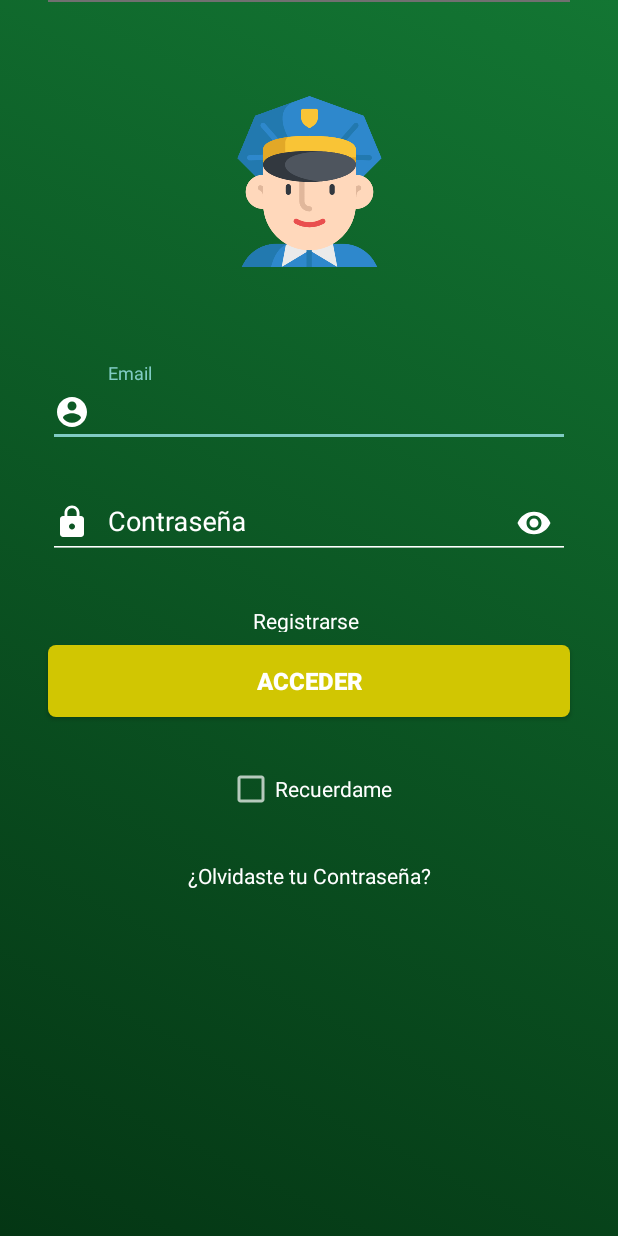
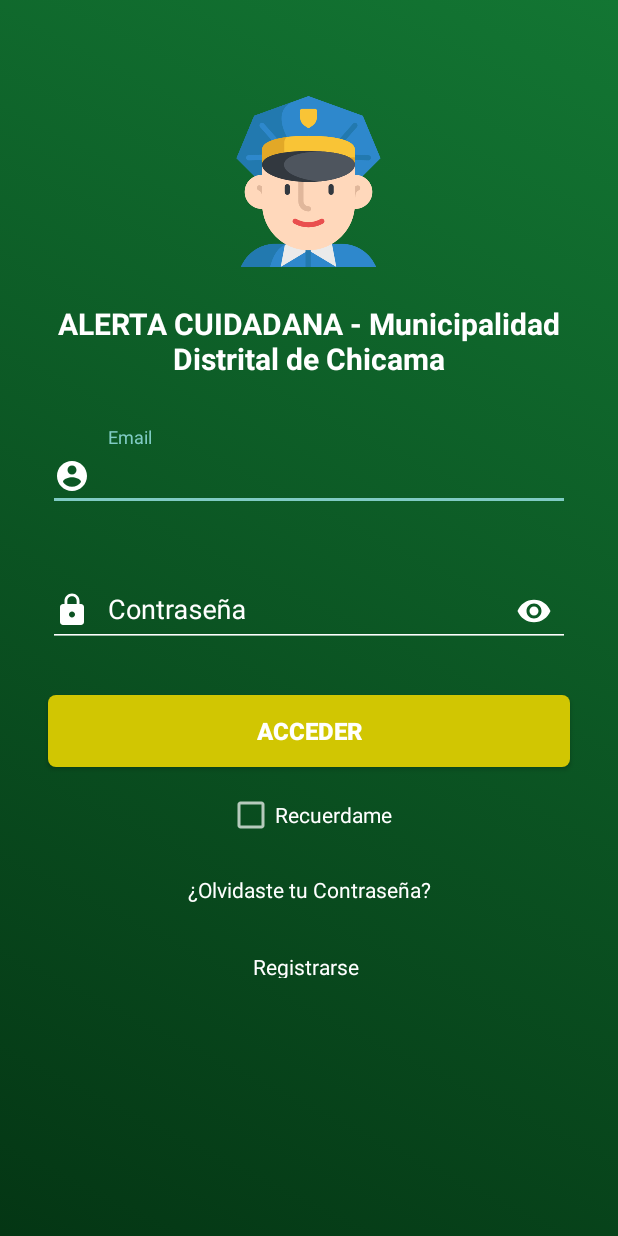
Before and after one commit to rboo/alertaCiudadanaApp, an Android app: the screen it shows after launch (login), on a phone screen of 412 x 824 dp. Run offline under Robolectric (Android 15) with nearby library versions, the phone set to English and light mode, and no system bars; our stand-ins replace Firebase (no records; nobody signed in at launch, a user with empty details on screens opened directly).

Commit message:
fix layout

```diff
--- a/app/build.gradle
+++ b/app/build.gradle
@@ -15,8 +15,7 @@ android {
         minSdk 21
         targetSdk 31
         versionCode 1
-        versionName "1.6"
-
+        versionName "1.8"
         testInstrumentationRunner "androidx.test.runner.AndroidJUnitRunner"
     }
 
--- a/app/src/main/java/com/core/alertaciudadana/views/ui/incidents/IncidentFragment.java
+++ b/app/src/main/java/com/core/alertaciudadana/views/ui/incidents/IncidentFragment.java
@@ -137,7 +137,7 @@ public class IncidentFragment extends Fragment implements View.OnClickListener {
                 if (!mloLocationManager.isProviderEnabled(LocationManager.GPS_PROVIDER)) {
                     displayPromptForEnablingGPS(getActivity());
                 } else {
-                    createNotification("Sospechoso");
+                    createNotification("Accidente de Tránsito");
                 }
                 break;
             case R.id.violencia:
--- a/app/src/main/res/layout/ly_login.xml
+++ b/app/src/main/res/layout/ly_login.xml
@@ -6,6 +6,7 @@
     android:layout_height="match_parent"
     android:background="@drawable/gradient_background">
 
+
     <ImageView
         android:id="@+id/imageView5"
         android:layout_width="386dp"
@@ -13,26 +14,24 @@
         android:layout_marginTop="64dp"
         android:contentDescription="@string/app_name"
         app:layout_constraintEnd_toEndOf="parent"
+        app:layout_constraintHorizontal_bias="0.48"
         app:layout_constraintStart_toStartOf="parent"
         app:layout_constraintTop_toTopOf="parent"
         app:srcCompat="@drawable/oficial" />
-
 
     <com.google.android.material.textfield.TextInputLayout
         android:id="@+id/input_usuario"
         android:layout_width="0dp"
         android:layout_height="wrap_content"
         android:layout_marginStart="32dp"
-        android:layout_marginLeft="32dp"
-        android:layout_marginTop="64dp"
+        android:layout_marginTop="32dp"
         android:layout_marginEnd="32dp"
-        android:layout_marginRight="32dp"
         android:textColor="@android:color/white"
         android:textColorHint="@android:color/white"
         app:boxBackgroundColor="@android:color/white"
         app:layout_constraintEnd_toEndOf="parent"
         app:layout_constraintStart_toStartOf="parent"
-        app:layout_constraintTop_toBottomOf="@+id/imageView5">
+        app:layout_constraintTop_toBottomOf="@+id/textView3">
 
         <androidx.appcompat.widget.AppCompatEditText
             android:id="@+id/et_usuario"
@@ -53,10 +52,8 @@
         android:layout_width="0dp"
         android:layout_height="wrap_content"
         android:layout_marginStart="32dp"
-        android:layout_marginLeft="32dp"
-        android:layout_marginTop="16dp"
+        android:layout_marginTop="32dp"
         android:layout_marginEnd="32dp"
-        android:layout_marginRight="32dp"
         android:textColor="@android:color/white"
         android:textColorHint="@android:color/white"
         app:boxBackgroundColor="@android:color/white"
@@ -93,6 +90,7 @@
         android:layout_width="0dp"
         android:layout_height="wrap_content"
         android:layout_marginStart="32dp"
+        android:layout_marginTop="32dp"
         android:layout_marginEnd="32dp"
         android:background="@drawable/button_border"
         android:backgroundTint="@color/teal_200"
@@ -100,38 +98,21 @@
         android:textColor="@android:color/white"
         android:textSize="16sp"
         android:textStyle="bold"
-        app:layout_constraintBottom_toBottomOf="parent"
         app:layout_constraintEnd_toEndOf="parent"
         app:layout_constraintHorizontal_bias="0.0"
         app:layout_constraintStart_toStartOf="parent"
-        app:layout_constraintTop_toBottomOf="@+id/input_contrasena"
-        app:layout_constraintVertical_bias="0.142" />
+        app:layout_constraintTop_toBottomOf="@+id/input_contrasena" />
 
     <TextView
         android:id="@+id/recoveyPassword"
         android:layout_width="wrap_content"
         android:layout_height="wrap_content"
-        android:layout_marginTop="32dp"
+        android:layout_marginTop="24dp"
         android:text="@string/forget_password"
         android:textColor="#ffffff"
         app:layout_constraintEnd_toEndOf="parent"
         app:layout_constraintStart_toStartOf="parent"
         app:layout_constraintTop_toBottomOf="@+id/chk_remind" />
-
-    <View
-        android:id="@+id/separador"
-        android:layout_width="match_parent"
-        android:layout_height="1dp"
-        android:layout_marginStart="32dp"
-        android:layout_marginLeft="32dp"
-        android:layout_marginTop="32dp"
-        android:layout_marginEnd="32dp"
-        android:layout_marginRight="32dp"
-        android:background="#707070"
-        app:layout_constraintEnd_toEndOf="parent"
-        app:layout_constraintHorizontal_bias="0.0"
-        app:layout_constraintStart_toStartOf="parent"
-        app:layout_constraintTop_toBottomOf="@+id/textView5" />
 
     <!--<TextView
         android:id="@+id/tv_skip_login"
@@ -149,7 +130,7 @@
         android:id="@+id/chk_remind"
         android:layout_width="wrap_content"
         android:layout_height="wrap_content"
-        android:layout_marginTop="32dp"
+        android:layout_marginTop="16dp"
         android:text="@string/keep_session"
         android:textColor="#ffffff"
         app:layout_constraintEnd_toEndOf="parent"
@@ -160,11 +141,28 @@
         android:id="@+id/tv_register"
         android:layout_width="75dp"
         android:layout_height="17dp"
+        android:layout_marginTop="32dp"
         android:text="@string/signup"
         android:textColor="#ffffff"
-        app:layout_constraintBottom_toBottomOf="parent"
         app:layout_constraintEnd_toEndOf="parent"
         app:layout_constraintStart_toStartOf="parent"
-        app:layout_constraintTop_toBottomOf="@+id/separador" />
+        app:layout_constraintTop_toBottomOf="@+id/recoveyPassword" />
+
+    <TextView
+        android:id="@+id/textView3"
+        android:layout_width="0dp"
+        android:layout_height="wrap_content"
+        android:layout_marginStart="8dp"
+        android:layout_marginTop="24dp"
+        android:layout_marginEnd="8dp"
+        android:text="ALERTA CUIDADANA - Municipalidad Distrital de Chicama"
+        android:textAlignment="center"
+        android:textColor="@color/white"
+        android:textSize="20sp"
+        android:textStyle="bold"
+        app:layout_constraintEnd_toEndOf="parent"
+        app:layout_constraintHorizontal_bias="0.0"
+        app:layout_constraintStart_toStartOf="parent"
+        app:layout_constraintTop_toBottomOf="@+id/imageView5" />
 
 </androidx.constraintlayout.widget.ConstraintLayout>
```
Also changed, not shown: app/src/main/res/layout/fragment_home.xml (+22 -4 lines), app/src/main/res/drawable/car_crash.png (added), app/src/main/res/drawable/crash.png (added).
